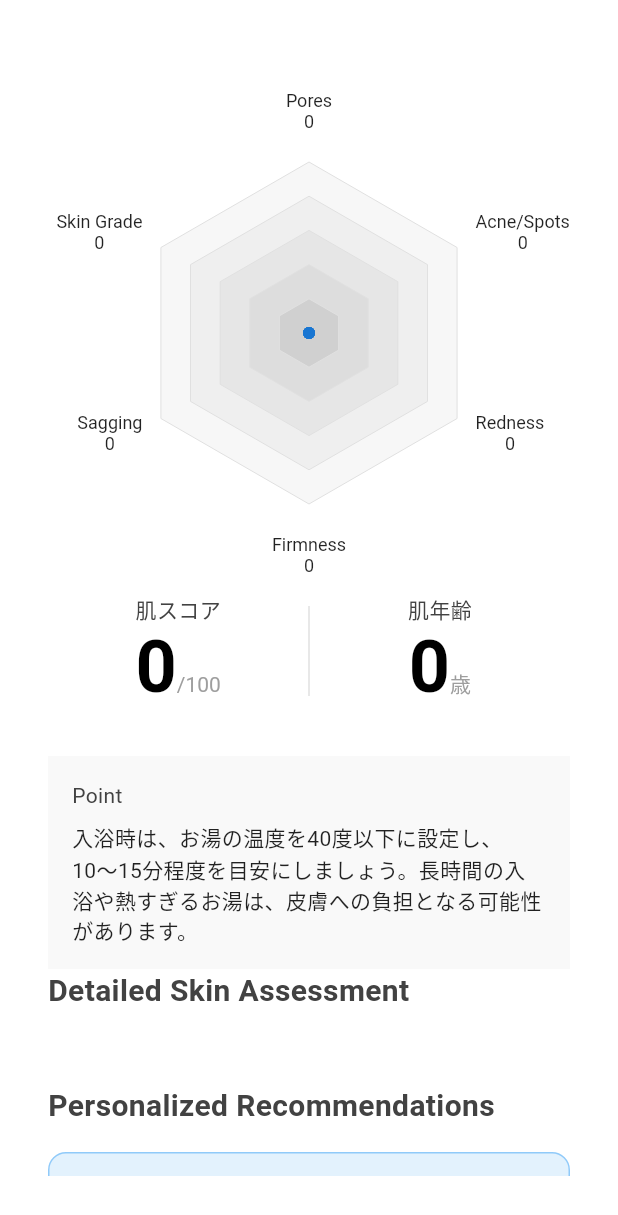
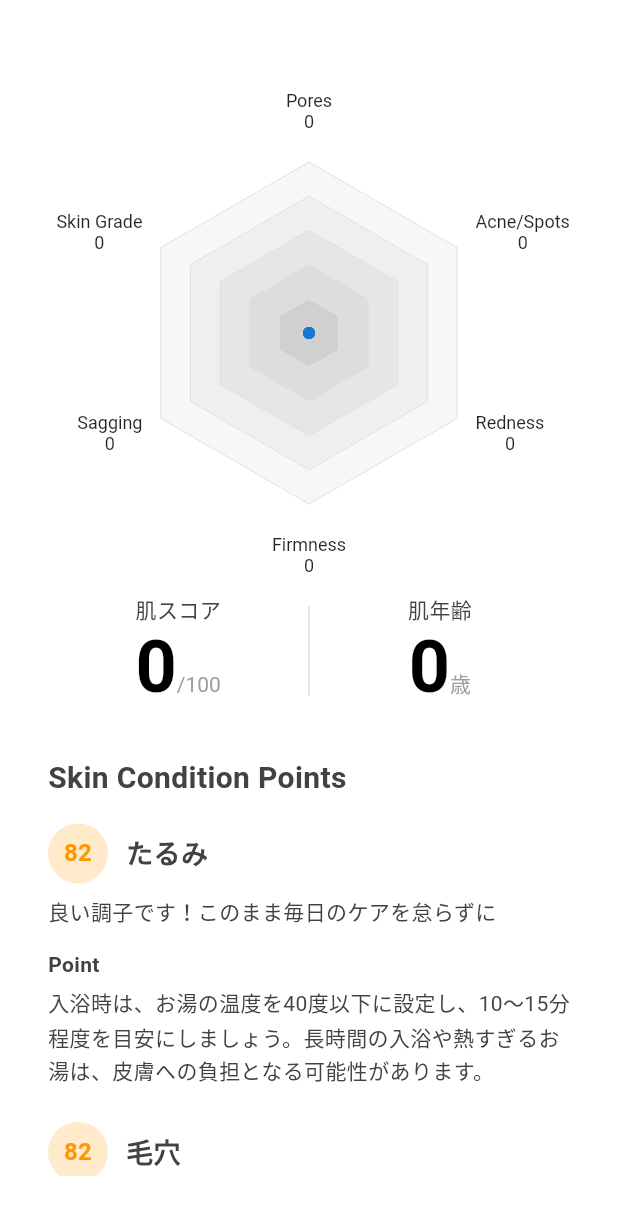
Before and after one commit to Shivansh722/reme, a Flutter app: the DetailedAnalysisScreen screen opened directly with empty values, on a phone screen of 412 x 824 dp. Shown: the top 1215 px of the screen. Run offline on Flutter 3.47's test engine with Material 3 defaults, Android fonts, the phone set to English and light mode, and no system bars; our stand-ins replace camera, firebase_auth, firebase_core, flutter_dotenv, google_sign_in, image_picker and 1 more; missing offline and left inert: flutter_line_sdk, google_mlkit_face_detection; accounts and stored records are empty.

```diff
--- a/reme/lib/src/features/diagnosis/views/detailedAnalysisScreen.dart
+++ b/reme/lib/src/features/diagnosis/views/detailedAnalysisScreen.dart
@@ -130,24 +130,76 @@ class DetailedAnalysisScreen extends StatelessWidget {
 
               const SizedBox(height: 32),
 
-                Container(
-                padding: EdgeInsets.all(16),
-                decoration: BoxDecoration(
-                  color: Color(0xFFF9F9F9),
+              // Skin Points Section
+              Column(
+                crossAxisAlignment: CrossAxisAlignment.start,
+                children: [
+                  const Text(
+                    'Skin Condition Points',
+                    style: TextStyle(fontSize: 20, fontWeight: FontWeight.bold),
                   ),
+                  const SizedBox(height: 16),
+                  ...[
+                    {'title': 'たるみ', 'score': scores['sagging'] ?? 82, 'color': Colors.orange},
+                    {'title': '毛穴', 'score': scores['pores'] ?? 82, 'color': Colors.orange},
+                    {'title': 'シミ', 'score': scores['dark spots'] ?? 82, 'color': Colors.orange},
+                    {'title': '赤み', 'score': scores['redness'] ?? 82, 'color': Colors.red},
+                    {'title': '炎症', 'score': scores['pimples'] ?? 82, 'color': Colors.orange},
+                    {'title': 'ハリ', 'score': scores['firmness'] ?? 82, 'color': Colors.green},
+                  ].map((item) => Padding(
+                    padding: const EdgeInsets.only(bottom: 24),
                     child: Column(
                       crossAxisAlignment: CrossAxisAlignment.start,
                       children: [
-                    Text("Point"),
-                    SizedBox(height: 8),
+                        Row(
+                          children: [
+                            CircleAvatar(
+                              radius: 20,
+                              backgroundColor: (item['color'] as Color).withOpacity(0.2),
+                              child: Text(
+                                '${item['score']}',
+                                style: TextStyle(
+                                  fontWeight: FontWeight.bold,
+                                  fontSize: 16,
+                                  color: item['color'] as Color,
+                                ),
+                              ),
+                            ),
+                            const SizedBox(width: 12),
                             Text(
-                      '入浴時は、お湯の温度を40度以下に設定し、10〜15分程度を目安にしましょう。長時間の入浴や熱すぎるお湯は、皮膚への負担となる可能性があります。',
-                      style: TextStyle(color: Colors.black87),
+                              item['title'] as String,
+                              style: const TextStyle(
+                                fontSize: 18,
+                                fontWeight: FontWeight.bold,
+                              ),
                             ),
                           ],
                         ),
+                        const SizedBox(height: 8),
+                        Text(
+                          _getConditionMessage(item['score'] as int),
+                          style: const TextStyle(fontSize: 14),
+                        ),
+                        const SizedBox(height: 16),
+                        const Text(
+                          'Point',
+                          style: TextStyle(
+                            fontSize: 14,
+                            fontWeight: FontWeight.bold,
+                          ),
+                        ),
+                        const SizedBox(height: 4),
+                        Text(
+                          _getSkinPointMessage(item['title'] as String),
+                          style: const TextStyle(fontSize: 14, height: 1.6),
+                        ),
+                      ],
+                    ),
+                  )).toList(),
+                ],
               ),
 
+              const SizedBox(height: 32),
 
               // Detailed scores breakdown
               _buildDetailedScoresSection(),
@@ -188,7 +240,10 @@ class DetailedAnalysisScreen extends StatelessWidget {
     Color scoreColor = _getScoreColor(score);
     String assessment = _getScoreAssessment(score);
 
-    return Container(
+    return Column(
+      crossAxisAlignment: CrossAxisAlignment.start,
+      children: [
+        Container(
           margin: const EdgeInsets.only(bottom: 12),
           padding: const EdgeInsets.all(16),
           decoration: BoxDecoration(
@@ -231,6 +286,33 @@ class DetailedAnalysisScreen extends StatelessWidget {
               ),
             ],
           ),
+        ),
+        const SizedBox(height: 16),
+        // Point section
+        Container(
+          padding: const EdgeInsets.all(16),
+          decoration: const BoxDecoration(
+            color: Color(0xFFF9F9F9),
+          ),
+          child: Column(
+            crossAxisAlignment: CrossAxisAlignment.start,
+            children: [
+              const Text(
+                "Point",
+                style: TextStyle(
+                  fontSize: 14,
+                  fontWeight: FontWeight.bold,
+                ),
+              ),
+              const SizedBox(height: 8),
+              Text(
+                '入浴時は、お湯の温度を40度以下に設定し、10〜15分程度を目安にしましょう。長時間の入浴や熱すぎるお湯は、皮膚への負担となる可能性があります。',
+                style: const TextStyle(color: Colors.black87, height: 1.6),
+              ),
+            ],
+          ),
+        ),
+      ],
     );
   }
 
@@ -324,4 +406,29 @@ class DetailedAnalysisScreen extends StatelessWidget {
 
     return recommendations;
   }
+
+  String _getConditionMessage(int score) {
+    if (score >= 80) return '良い調子です！このまま毎日のケアを怠らずに';
+    if (score >= 60) return '調子は良いですが、もう少し改善できる余地があります';
+    return 'このポイントに注目したケアが必要です';
   }
+
+  String _getSkinPointMessage(String skinType) {
+    switch (skinType) {
+      case 'たるみ':
+        return '入浴時は、お湯の温度を40度以下に設定し、10〜15分程度を目安にしましょう。長時間の入浴や熱すぎるお湯は、皮膚への負担となる可能性があります。';
+      case '毛穴':
+        return '毛穴の目立ちを軽減するには、優しい角質ケアと十分な保湿が重要です。洗顔後は必ず化粧水などで保湿し、皮脂分泌のバランスを整えましょう。';
+      case 'シミ':
+        return '日焼け止めは必須アイテムです。SPF30以上のものを選び、外出時だけでなく室内でも使用することをお勧めします。UVカット効果のある帽子や日傘も活用しましょう。';
+      case '赤み':
+        return '敏感肌用の低刺激な製品を選び、アルコールや香料が含まれていないものを使用してください。洗顔は力を入れず、ぬるま湯で優しく行いましょう。';
+      case '炎症':
+        return 'ニキビや炎症がある場合は、触らないようにしましょう。清潔な手で優しくスキンケアを行い、抗炎症成分配合の製品を使用することをお勧めします。';
+      case 'ハリ':
+        return 'ハリのある肌を維持するには、コラーゲンやヒアルロン酸を含む製品が効果的です。また、顔のマッサージを行うことで血行を良くし、肌の弾力を保ちましょう。';
+      default:
+        return '毎日の丁寧なスキンケアを継続しましょう。十分な睡眠と水分摂取も健康的な肌には欠かせません。';
+    }
+  }
+}
--- a/reme/lib/src/features/diagnosis/views/diagnosisView.dart
+++ b/reme/lib/src/features/diagnosis/views/diagnosisView.dart
@@ -28,16 +28,15 @@ class _DiagnosisViewState extends State<DiagnosisView> {
   Future<void> _requestPermissions() async {
     Map<Permission, PermissionStatus> statuses = await [
       Permission.camera,
-      Permission.photos,
+      // Removing Permission.photos as it's not required for camera functionality
     ].request();
 
-    if (statuses[Permission.camera] != PermissionStatus.granted ||
-        statuses[Permission.photos] != PermissionStatus.granted) {
+    if (statuses[Permission.camera] != PermissionStatus.granted) {
       // Handle permission denied
       if (mounted) {
         ScaffoldMessenger.of(context).showSnackBar(
           const SnackBar(
-            content: Text('Camera and gallery permissions are required'),
+            content: Text('Camera permission is required'),
           ),
         );
       }
```
Lines whose indentation alone changed are shown as unchanged.
